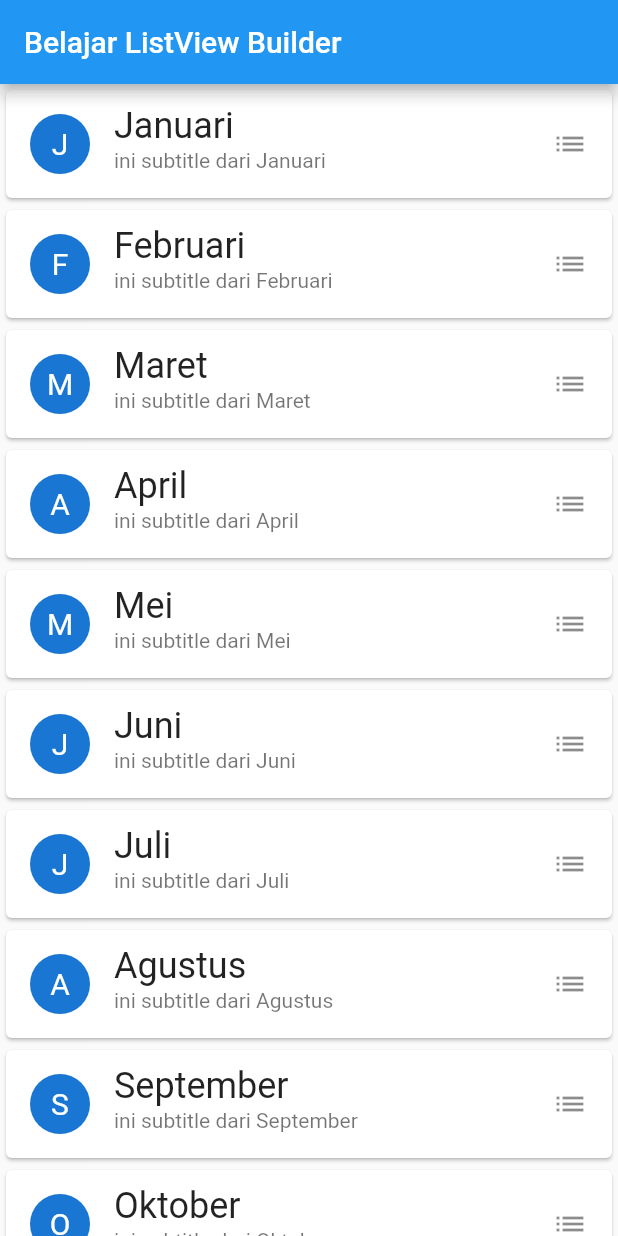
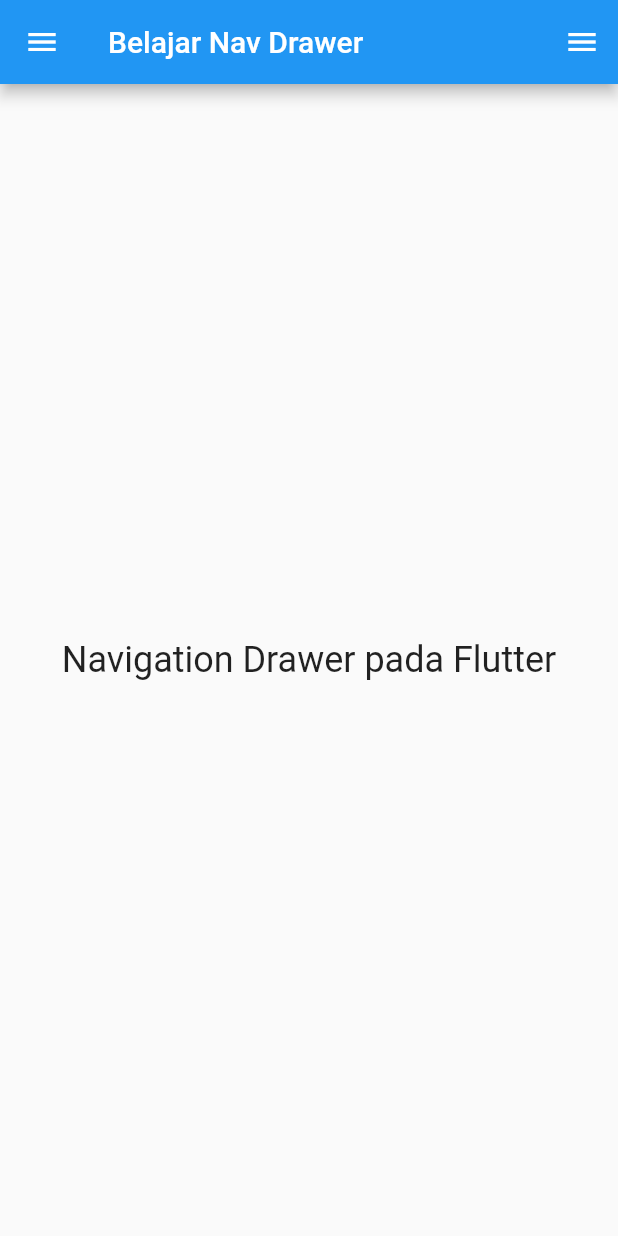
Before and after one commit to yusufrizalh/flutter-jnet-global-media, a Flutter app: the screen it shows after launch, on a phone screen of 412 x 824 dp. Run offline on Flutter 3.47's test engine with Material 2 defaults, Android fonts, the light colour scheme and no system bars.

Commit message:
flutter navigation

```diff
--- a/lib/main.dart
+++ b/lib/main.dart
@@ -1,116 +1,50 @@
 import 'package:flutter/material.dart';
+import './nav-drawer.dart';
 
 void main() {
-  runApp(MyApp());
+  runApp(MaterialApp(
+    title: 'Belajar Nav Drawer',
+    home: BelajarNavDrawer(),
+  ));
 }
 
-class MyApp extends StatelessWidget {
-  const MyApp({Key? key}) : super(key: key);
+class BelajarNavDrawer extends StatefulWidget {
+  BelajarNavDrawer({Key? key}) : super(key: key);
 
   @override
-  Widget build(BuildContext context) {
-    return MaterialApp(
-      home: BelajarListViewBuilder(),
-    );
-  }
+  _BelajarNavDrawerState createState() => _BelajarNavDrawerState();
 }
 
-class BelajarListViewBuilder extends StatelessWidget {
-  // membuat List
-  final List bulan = [
-    "Januari",
-    "Februari",
-    "Maret",
-    "April",
-    "Mei",
-    "Juni",
-    "Juli",
-    "Agustus",
-    "September",
-    "Oktober",
-    "November",
-    "Desember"
-  ];
+class _BelajarNavDrawerState extends State<BelajarNavDrawer> {
+  // setiap 1 menu memiliki index
+  // scaffold key yang sama dengan index (unique)
+  final GlobalKey<ScaffoldState> _scaffoldKey = new GlobalKey<ScaffoldState>();
 
   @override
   Widget build(BuildContext context) {
     return Scaffold(
+      key: _scaffoldKey,
       appBar: AppBar(
-        title: Text('Belajar ListView Builder'),
+        leading: IconButton(
+          onPressed: () => _scaffoldKey.currentState!.openDrawer(),
+          icon: Icon(Icons.menu),
+        ),
+        title: Text('Belajar Nav Drawer'),
+        actions: <Widget>[
+          IconButton(
+            onPressed: () => _scaffoldKey.currentState!.openEndDrawer(),
+            icon: Icon(Icons.menu),
+          ),
+        ],
       ),
-      body: ListView.builder(
-        itemBuilder: (context, index) {
-          return Card(
-            /*child: Padding(
-              padding: EdgeInsets.all(16.0),
-              child: Text(
-                bulan[index],
-                style: TextStyle(fontSize: 24.0),
-              ),
-            ),*/
-            child: ListTile(
-              title: Text(bulan[index], style: TextStyle(fontSize: 24.0)),
-              subtitle: Text('ini subtitle dari ' + bulan[index]),
-              leading: CircleAvatar(
-                child: Text(
-                  bulan[index][0], // ambil karakter ke 1
-                  style: TextStyle(fontSize: 20.0),
-                ),
-              ),
-              trailing: Icon(Icons.list),
-              onTap: () {
-                // anonymous function
-                // perintah yang dijalankan
-                AlertDialog alert1 = AlertDialog(
-                  title: Text('Nama Bulan'),
-                  content: Text(bulan[index]),
-                  actions: <Widget>[
-                    // button
-                    TextButton(
-                      onPressed: () {
-                        showResult(context);
-                      },
-                      child: Text('OK'),
-                    ),
-                    TextButton(
-                      onPressed: () {
-                        Navigator.of(context).pop();
-                      },
-                      child: Text('CANCEL'),
-                    ),
-                  ],
-                );
-                showDialog(
-                    context: context,
-                    builder: (BuildContext context) {
-                      return alert1;
-                    });
-              },
-            ),
-          );
-        },
-        itemCount: bulan.length,
+      drawer: DrawerWidget(),
+      endDrawer: DrawerWidget(),
+      body: Center(
+        child: Text(
+          'Navigation Drawer pada Flutter',
+          style: TextStyle(fontSize: 24.0),
+        ),
       ),
     );
   }
-
-  void showResult(BuildContext context) {
-    showDialog(
-        context: context,
-        builder: (BuildContext context) {
-          return AlertDialog(
-            title: Text('Tekan OK'),
-            content: Text('Anda menekan tombol OK'),
-            actions: <Widget>[
-              TextButton.icon(
-                onPressed: () {
-                  Navigator.of(context).pop();
-                },
-                icon: Icon(Icons.home_filled),
-                label: Text('Tombol Ok'),
-              ),
-            ],
-          );
-        });
-  }
 }
--- a/pubspec.yaml
+++ b/pubspec.yaml
@@ -46,7 +46,7 @@ flutter:
 
   # To add assets to your application, add an assets section, like this:
   assets:
-    - assets/images/pexels-1.jpg
+    - assets/images/
   #   - images/a_dot_burr.jpeg
   #   - images/a_dot_ham.jpeg
 
```
Also changed, not shown: lib/main_bottomnavbar.dart (added, +75 -0 lines), lib/main_listviewbuilder.dart (added, +116 -0 lines), lib/nav-drawer.dart (added, +106 -0 lines), assets/images/user-1.png (added), assets/images/user-2.png (added), assets/images/user-3.png (added).
